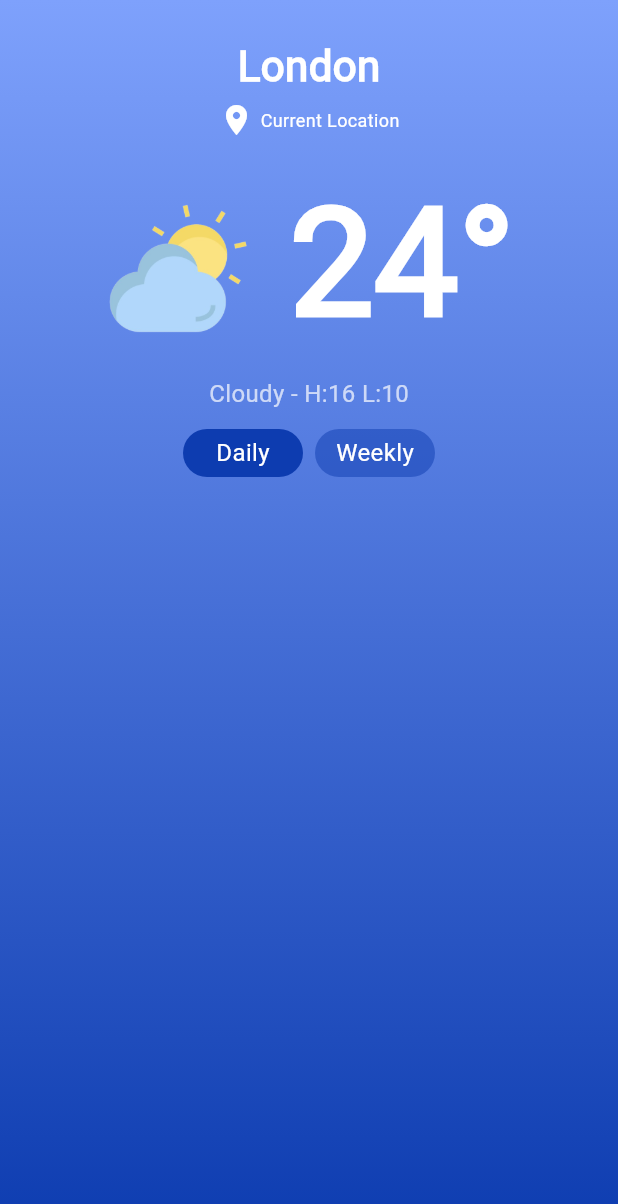
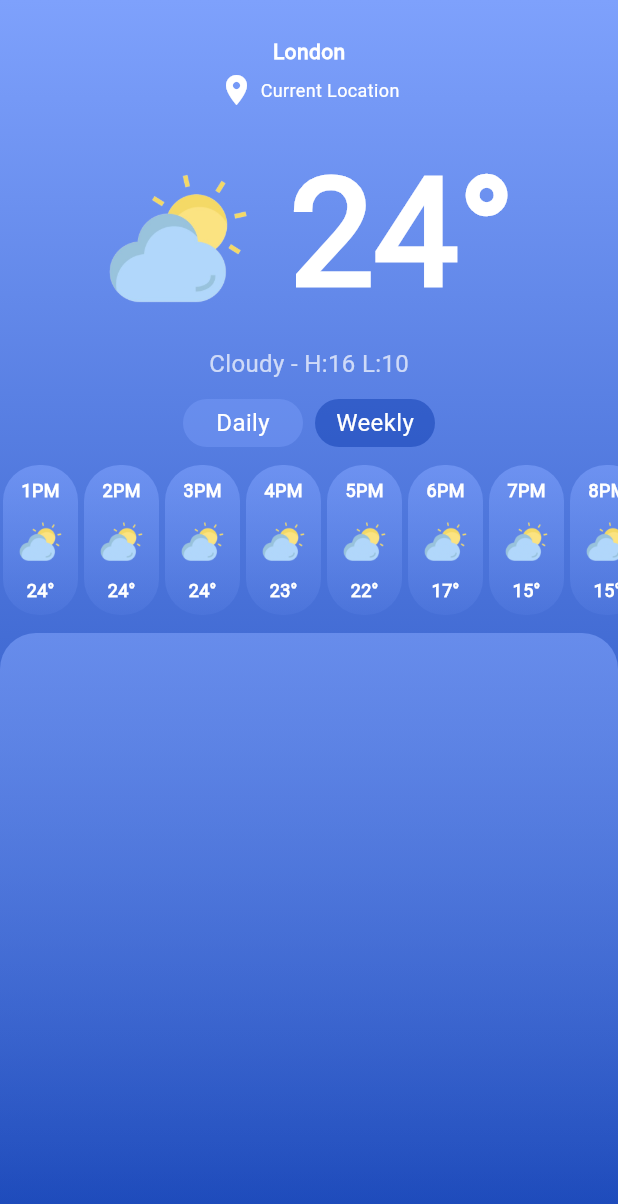
Before and after one commit to Mikiejoe/weatherapp, a Flutter app: the screen it shows after launch, on a phone screen of 412 x 824 dp. Shown: the top 1204 px of the screen. Run offline on Flutter 3.47's test engine with Material 3 defaults, Android fonts, the phone set to English and light mode, and no system bars.

Commit message:
add weather updates by hour'

```diff
--- a/lib/main.dart
+++ b/lib/main.dart
@@ -1,4 +1,5 @@
 import 'package:flutter/material.dart';
+
 import 'package:weatherapp/pages/main_page.dart';
 
 void main() {
--- /dev/null
+++ b/lib/models/weather_model.dart
@@ -0,0 +1,11 @@
+// ignore_for_file: public_member_api_docs, sort_constructors_first
+class WeatherData {
+  String time;
+  String degrees;
+  String weather;
+  WeatherData({
+    required this.time,
+    required this.degrees,
+    required this.weather,
+  });
+}
--- a/lib/pages/main_page.dart
+++ b/lib/pages/main_page.dart
@@ -1,5 +1,7 @@
 import 'package:flutter/material.dart';
 import 'package:flutter/widgets.dart';
+import 'package:weatherapp/models/weather_model.dart';
+import 'package:weatherapp/widgets/weather_widget.dart';
 
 class MainPage extends StatefulWidget {
   const MainPage({Key? key}) : super(key: key);
@@ -9,6 +11,16 @@ class MainPage extends StatefulWidget {
 }
 
 class _MainPageState extends State<MainPage> {
+  final List<WeatherData> _data = [
+    WeatherData(time: '1PM', weather: "sunny", degrees: "24°"),
+    WeatherData(time: '2PM', weather: "sunny", degrees: "24°"),
+    WeatherData(time: '3PM', weather: "sunny", degrees: "24°"),
+    WeatherData(time: '4PM', weather: "sunny", degrees: "23°"),
+    WeatherData(time: '5PM', weather: "sunny", degrees: "22°"),
+    WeatherData(time: '6PM', weather: "Cloudy", degrees: "17°"),
+    WeatherData(time: '7PM', weather: "Calm", degrees: "15°"),
+    WeatherData(time: '8PM', weather: "Calm", degrees: "15°")
+  ];
   @override
   Widget build(BuildContext context) {
     return Scaffold(
@@ -35,7 +47,7 @@ class _MainPageState extends State<MainPage> {
                   const Text(
                     "London",
                     style: TextStyle(
-                      fontSize: 28,
+                      // fontSize: 28,
                       color: Colors.white,
                       fontWeight: FontWeight.bold,
                     ),
@@ -88,7 +100,8 @@ class _MainPageState extends State<MainPage> {
                           height: 32,
                           width: 80,
                           decoration: BoxDecoration(
-                            color: const Color(0xff0d3cb0),
+                            color: const Color.fromARGB(255, 126, 161, 252)
+                                .withOpacity(0.4),
                             borderRadius: BorderRadius.circular(16),
                           ),
                           child: const Center(
@@ -118,6 +131,46 @@ class _MainPageState extends State<MainPage> {
                             ),
                           )),
                     ],
+                  ),
+                  const SizedBox(height: 12),
+                  SizedBox(
+                    height: 100,
+                    child: Row(
+                      children: [
+                        Expanded(
+                          child: ListView.builder(
+                            scrollDirection: Axis.horizontal,
+                            itemCount: _data.length,
+                            itemBuilder: (BuildContext context, int index) {
+                              return Weather(
+                                data: _data[index],
+                              );
+                            },
+                          ),
+                        ),
+                      ],
+                    ),
+                  ),
+                  const SizedBox(height: 12),
+                  Expanded(
+                    child: Container(
+                      decoration: BoxDecoration(
+                        gradient: LinearGradient(
+                          colors: [
+                            const Color.fromARGB(255, 126, 161, 250)
+                                .withOpacity(0.6),
+                            const Color.fromARGB(255, 126, 161, 250)
+                                .withOpacity(0.1),
+                          ],
+                          begin: Alignment.topCenter,
+                          end: Alignment.bottomCenter,
+                        ),
+                        borderRadius: BorderRadius.only(
+                          topLeft: Radius.circular(24),
+                          topRight: Radius.circular(24),
+                        ),
+                      ),
+                    ),
                   )
                 ],
               ),
--- /dev/null
+++ b/lib/widgets/weather_widget.dart
@@ -0,0 +1,45 @@
+import "package:flutter/material.dart";
+import "package:weatherapp/models/weather_model.dart";
+
+class Weather extends StatelessWidget {
+  const Weather({super.key, required this.data});
+  final WeatherData data;
+
+  @override
+  Widget build(BuildContext context) {
+    return Container(
+      width: 50,
+      margin: const EdgeInsetsDirectional.symmetric(horizontal: 2),
+      padding: const EdgeInsetsDirectional.symmetric(vertical: 8),
+      decoration: BoxDecoration(
+        borderRadius: BorderRadius.circular(24),
+        gradient: LinearGradient(
+          colors: [
+            const Color.fromARGB(255, 126, 161, 252).withOpacity(0.6),
+            const Color.fromARGB(255, 126, 161, 252).withOpacity(0.1),
+          ],
+          begin: Alignment.topCenter,
+          end: Alignment.bottomCenter,
+        ),
+      ),
+      child: Column(
+        crossAxisAlignment: CrossAxisAlignment.center,
+        mainAxisAlignment: MainAxisAlignment.spaceBetween,
+        children: [
+          Text(
+            data.time,
+            style: TextStyle(
+                fontSize: 12, color: Colors.white, fontWeight: FontWeight.bold),
+          ),
+          Image.asset("image/cloudy.png", width: 30, height: 30),
+          Text(
+            data.degrees,
+            style: TextStyle(
+                fontSize: 12, color: Colors.white, fontWeight: FontWeight.bold),
+          ),
+
+        ],
+      ),
+    );
+  }
+}
```
